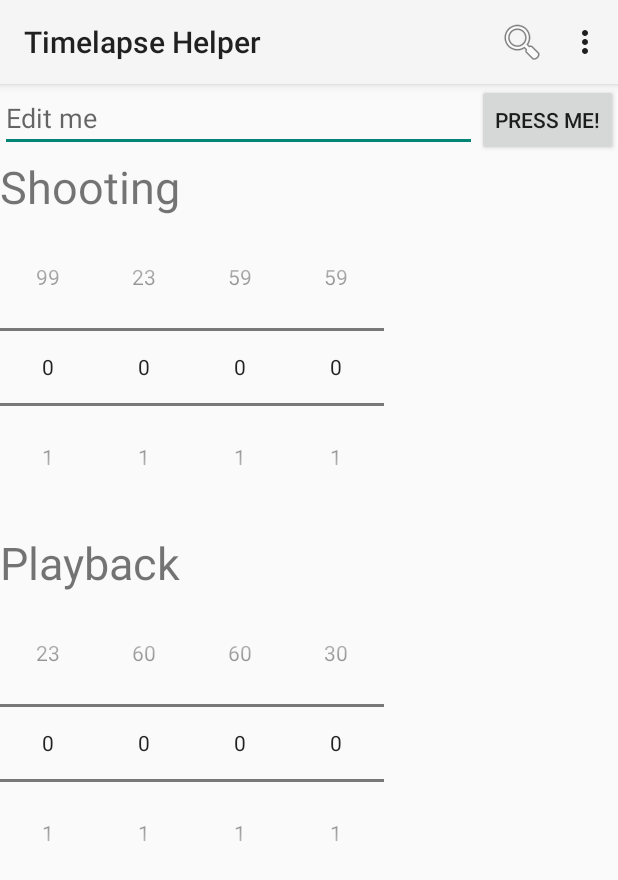
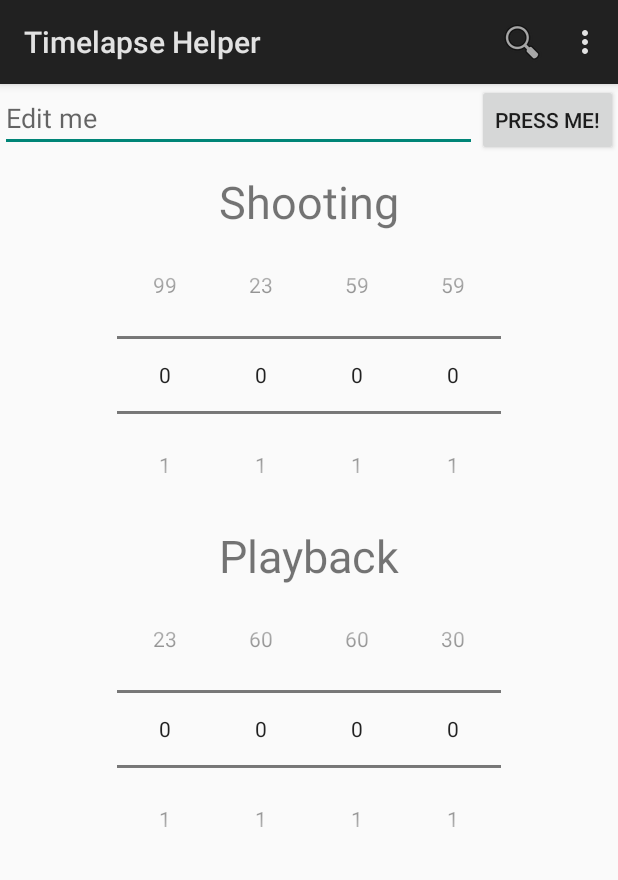
Before and after one commit to sighmon/Timelapse-Calculator-Android, an Android app: the screen it shows after launch (MainActivity), on a phone screen of 412 x 824 dp. Shown: the top 880 px of the screen. Run offline under Robolectric (Android 15) with nearby library versions, the phone set to English and light mode, and no system bars.

Commit message:
Updated to AndroidStudio 1.0. Centered pickers.

```diff
--- a/build.gradle
+++ b/build.gradle
@@ -5,7 +5,7 @@ buildscript {
         jcenter()
     }
     dependencies {
-        classpath 'com.android.tools.build:gradle:0.13.2'
+        classpath 'com.android.tools.build:gradle:1.0.0'
 
         // NOTE: Do not place your application dependencies here; they belong
         // in the individual module build.gradle files
--- a/mobile/build.gradle
+++ b/mobile/build.gradle
@@ -13,7 +13,7 @@ android {
     }
     buildTypes {
         release {
-            runProguard false
+            minifyEnabled false
             proguardFiles getDefaultProguardFile('proguard-android.txt'), 'proguard-rules.pro'
         }
     }
--- a/mobile/src/main/res/layout/fragment_main.xml
+++ b/mobile/src/main/res/layout/fragment_main.xml
@@ -21,10 +21,12 @@
     </LinearLayout>
 
     <LinearLayout
-        android:layout_width="fill_parent"
+        android:layout_width="wrap_content"
         android:layout_height="wrap_content"
         android:orientation="horizontal"
-        android:paddingBottom="10dp">
+        android:layout_gravity="center_horizontal"
+        android:paddingTop="10dp"
+        android:paddingBottom="5dp">
 
         <TextView
             android:layout_width="fill_parent"
@@ -35,8 +37,9 @@
     </LinearLayout>
 
     <LinearLayout
-        android:layout_width="fill_parent"
+        android:layout_width="wrap_content"
         android:layout_height="wrap_content"
+        android:layout_gravity="center_horizontal"
         android:orientation="horizontal">
 
         <NumberPicker
@@ -58,11 +61,12 @@
     </LinearLayout>
 
     <LinearLayout
-        android:layout_width="fill_parent"
+        android:layout_width="wrap_content"
         android:layout_height="wrap_content"
         android:orientation="horizontal"
-        android:paddingTop="20dp"
-        android:paddingBottom="10dp">
+        android:layout_gravity="center_horizontal"
+        android:paddingTop="10dp"
+        android:paddingBottom="5dp">
 
         <TextView
             android:layout_width="fill_parent"
@@ -73,8 +77,9 @@
     </LinearLayout>
 
     <LinearLayout
-        android:layout_width="fill_parent"
+        android:layout_width="wrap_content"
         android:layout_height="wrap_content"
+        android:layout_gravity="center_horizontal"
         android:orientation="horizontal">
 
         <NumberPicker
--- a/mobile/src/main/res/values-v21/styles.xml
+++ b/mobile/src/main/res/values-v21/styles.xml
@@ -1,5 +1,5 @@
 <?xml version="1.0" encoding="utf-8"?>
 <resources>
-    <style name="AppTheme" parent="android:Theme.Material.Light">
+    <style name="AppTheme" parent="android:Theme.Material.Light.DarkActionBar">
     </style>
 </resources>
--- a/wear/build.gradle
+++ b/wear/build.gradle
@@ -14,7 +14,7 @@ android {
     }
     buildTypes {
         release {
-            runProguard false
+            minifyEnabled false
             proguardFiles getDefaultProguardFile('proguard-android.txt'), 'proguard-rules.pro'
         }
     }
```
Also changed, not shown: gradle/wrapper/gradle-wrapper.properties, 3 other files.
